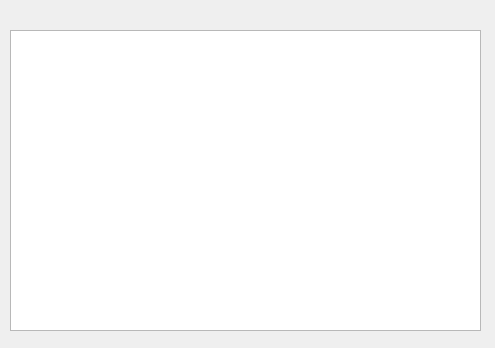
First picture: the form in src/View/DetailsView/SubWidgets/ToothHistory.ui, repository thefinalcutbg/DinoDent, before the edit.
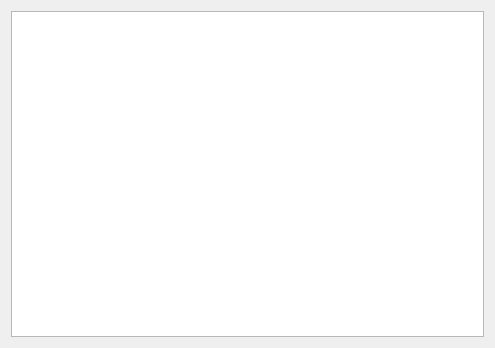
Second picture: the form after the edit.

Commit message: Custom and nzok procedure tables merged into one

```diff
--- a/src/View/DetailsView/SubWidgets/ToothHistory.ui
+++ b/src/View/DetailsView/SubWidgets/ToothHistory.ui
@@ -13,16 +13,11 @@
   <property name="windowTitle">
    <string>ToothHistory</string>
   </property>
-  <widget class="QTableView" name="procedureTable">
-   <property name="geometry">
-    <rect>
-     <x>10</x>
-     <y>30</y>
-     <width>471</width>
-     <height>301</height>
-    </rect>
-   </property>
-  </widget>
+  <layout class="QVBoxLayout" name="verticalLayout">
+   <item>
+    <widget class="QTableView" name="procedureTable"/>
+   </item>
+  </layout>
  </widget>
  <layoutdefault spacing="6" margin="11"/>
  <resources/>
```
The commit also changes 53 other files.
